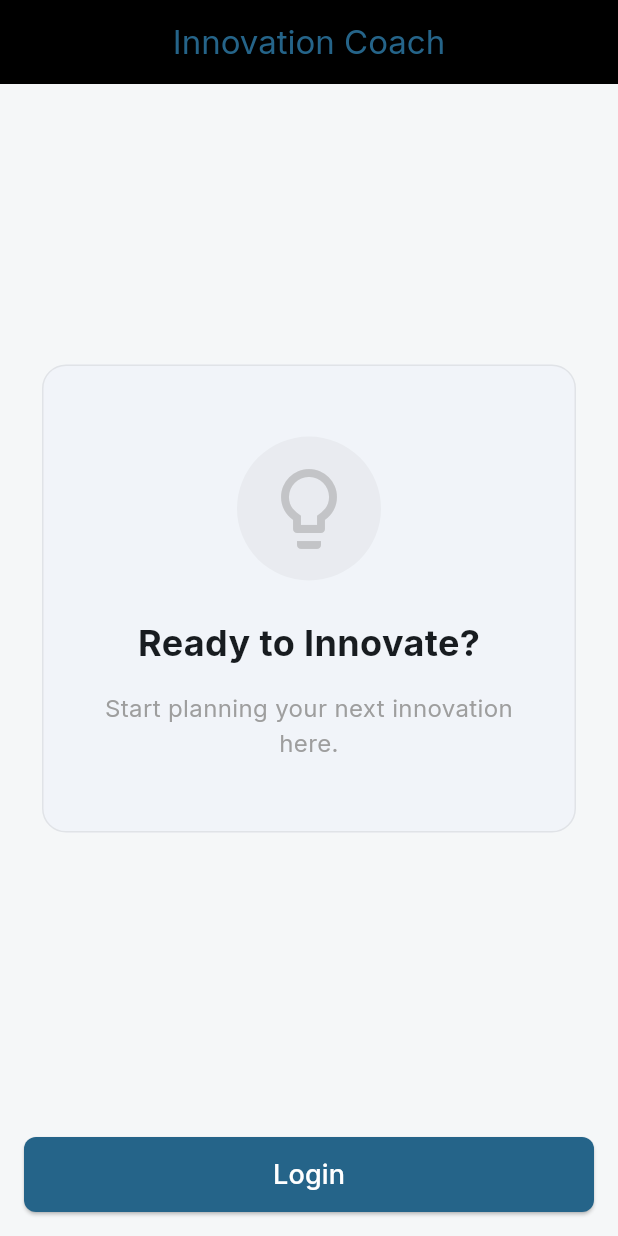
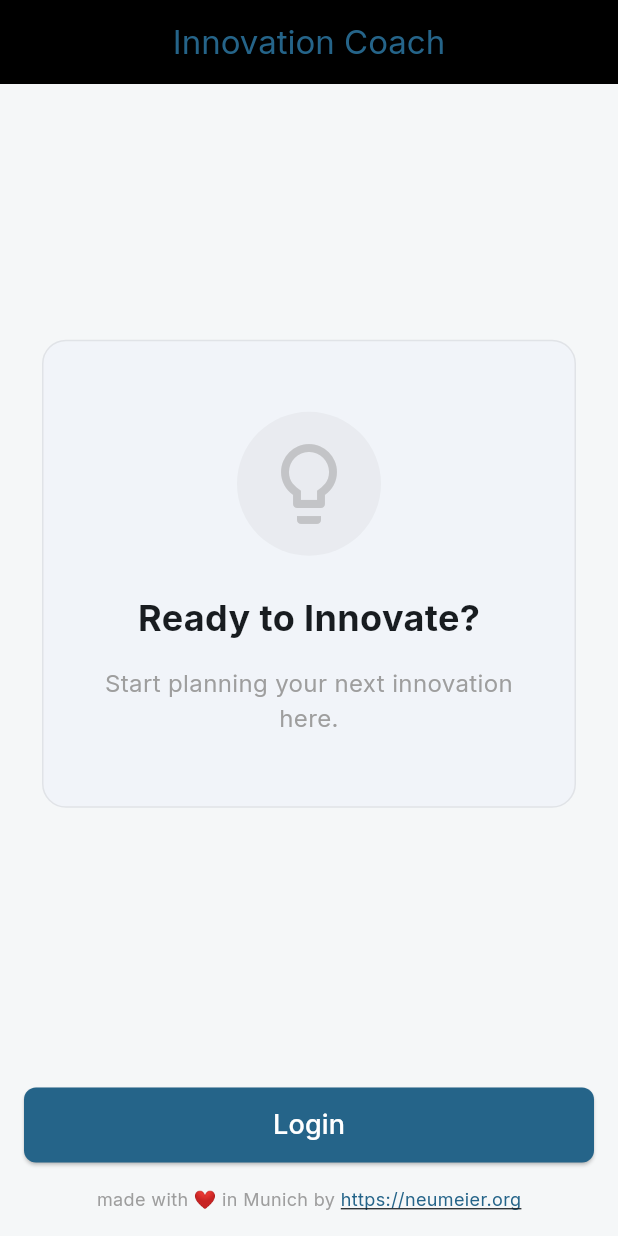
Before and after one commit to andreasofthings/innovation, a Flutter app: the screen it shows after launch, on a phone screen of 412 x 824 dp. Run offline on Flutter 3.47's test engine with Material 3 defaults, Android fonts, the phone set to English and light mode, and no system bars; our stand-ins replace app_links, flutter_colorpicker, flutter_secure_storage, google_fonts; missing offline and left inert: flutter_appauth; accounts and stored records are empty.

```diff
--- a/lib/screens/login_screen.dart
+++ b/lib/screens/login_screen.dart
@@ -1,5 +1,6 @@
 import 'package:flutter/material.dart';
 import 'package:provider/provider.dart';
+import 'package:url_launcher/url_launcher.dart';
 import '../providers/auth_provider.dart';
 
 class LoginScreen extends StatelessWidget {
@@ -93,6 +94,31 @@ class LoginScreen extends StatelessWidget {
                 ),
               ),
             ),
+            Padding(
+              padding: const EdgeInsets.only(bottom: 16.0),
+              child: Row(
+                mainAxisAlignment: MainAxisAlignment.center,
+                children: [
+                  const Text(
+                    'made with ❤️ in Munich by ',
+                    style: TextStyle(fontSize: 12, color: Colors.grey),
+                  ),
+                  GestureDetector(
+                    onTap: () {
+                      launchUrl(Uri.parse('https://neumeier.org'));
+                    },
+                    child: Text(
+                      'https://neumeier.org',
+                      style: TextStyle(
+                        fontSize: 12,
+                        color: colorScheme.primary,
+                        decoration: TextDecoration.underline,
+                      ),
+                    ),
+                  ),
+                ],
+              ),
+            ),
           ],
         ),
       ),
```
Also changed, not shown: 1 other file.
